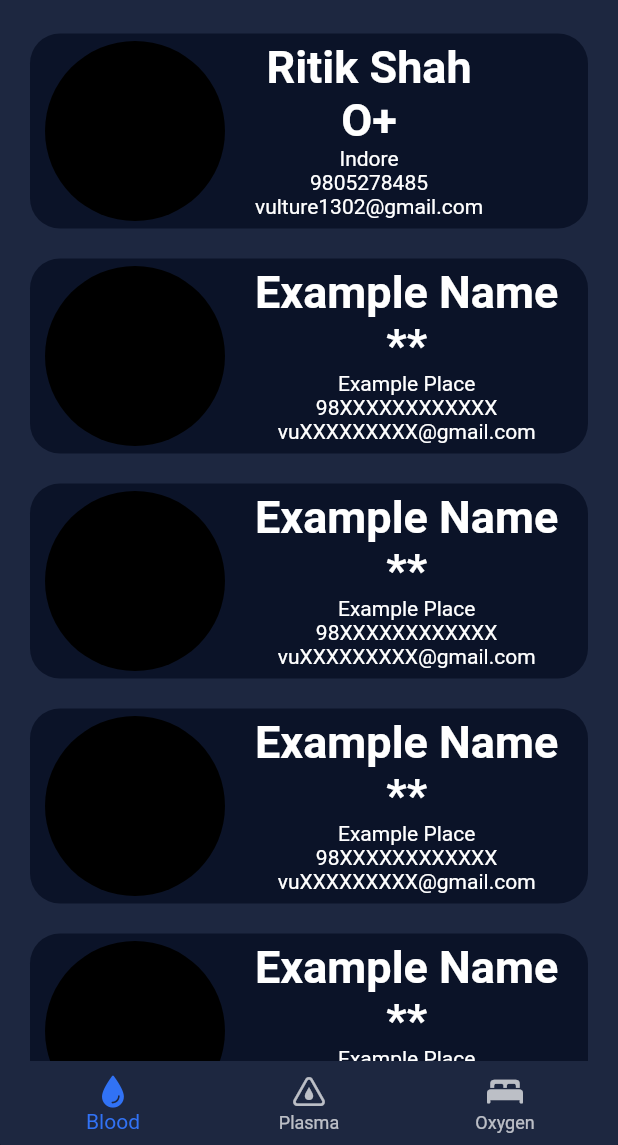
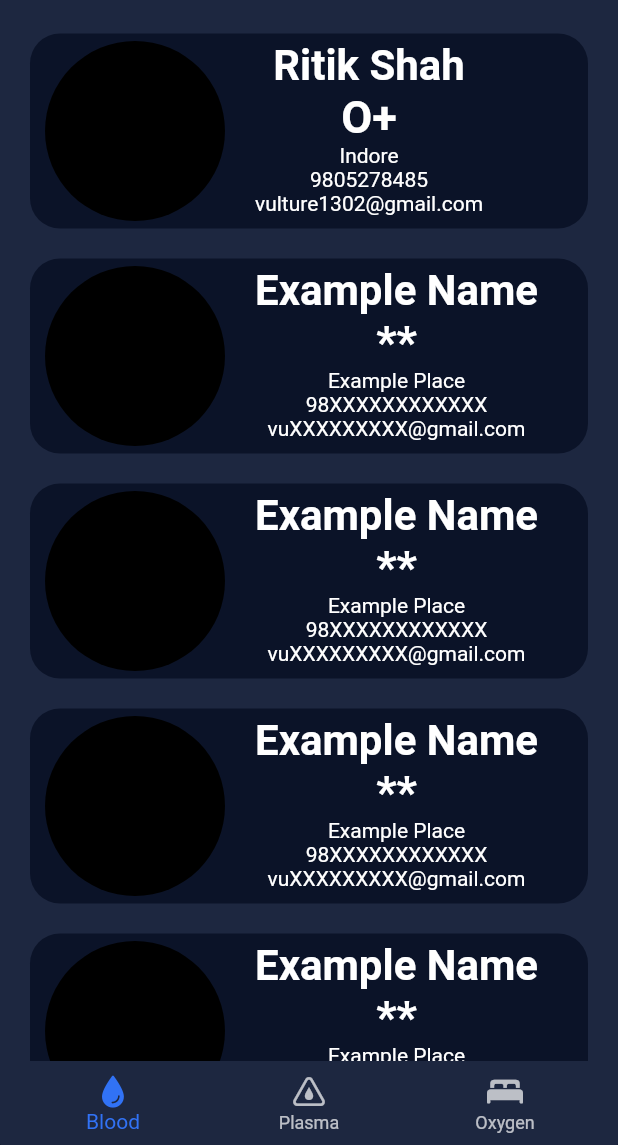
Before and after one commit to CoDi-YaPa/Messiah, a Flutter app: the CustomSidebar screen opened directly, on a phone screen of 412 x 824 dp, the part 91-1236 px from its top. Run offline on Flutter 3.47's test engine with Material 2 defaults, Android fonts, the light colour scheme and no system bars; our stand-ins replace auto_size_text.

Commit message:
corrected custom widget for so it fits

```diff
--- a/messiah_app/lib/CustomWidgets/donarContainer.dart
+++ b/messiah_app/lib/CustomWidgets/donarContainer.dart
@@ -36,7 +36,7 @@ class DonarConatinerBlood extends StatelessWidget {
             children: [
               SizedBox(height: 5,),
               Text(name??'Example Name',style: TextStyle(
-                  fontSize: 30,
+                  fontSize: 28,
                   fontWeight: FontWeight.bold
               ),),
               Text(bloodGroup??'**',style: TextStyle(
```
